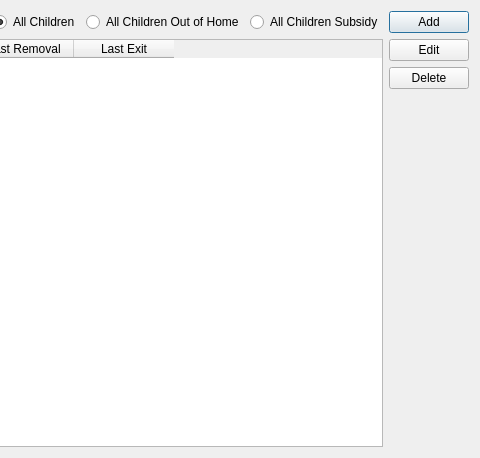
First picture: the form in ui/ui_child_dialog.ui, repository zstamper/AFCARS-AXE, before the edit; both pictures show x 538 to 1018 and y 0 to 458 of the 1018 by 458 pixel window.
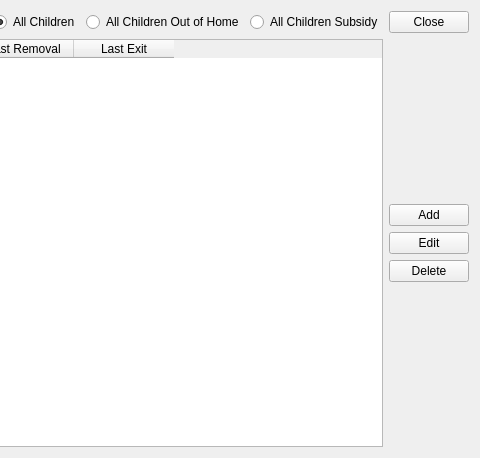
Second picture: the form after the edit.

```diff
--- a/ui/ui_child_dialog.ui
+++ b/ui/ui_child_dialog.ui
@@ -23,7 +23,7 @@
   </property>
   <layout class="QHBoxLayout" name="horizontalLayout_4">
    <item>
-    <layout class="QVBoxLayout" name="verticalLayout_2">
+    <layout class="QVBoxLayout" name="verticalLayout">
      <item>
       <layout class="QHBoxLayout" name="horizontalLayout_3">
        <item>
@@ -168,12 +168,38 @@
     </layout>
    </item>
    <item>
-    <layout class="QVBoxLayout" name="verticalLayout">
+    <layout class="QVBoxLayout" name="verticalLayout_2">
+     <item>
+      <widget class="QPushButton" name="close_button">
+       <property name="text">
+        <string>Close</string>
+       </property>
+       <property name="autoDefault">
+        <bool>false</bool>
+       </property>
+      </widget>
+     </item>
+     <item>
+      <spacer name="verticalSpacer">
+       <property name="orientation">
+        <enum>Qt::Vertical</enum>
+       </property>
+       <property name="sizeHint" stdset="0">
+        <size>
+         <width>20</width>
+         <height>40</height>
+        </size>
+       </property>
+      </spacer>
+     </item>
      <item>
       <widget class="QPushButton" name="add_child">
        <property name="text">
         <string>Add</string>
        </property>
+       <property name="autoDefault">
+        <bool>false</bool>
+       </property>
       </widget>
      </item>
      <item>
@@ -181,6 +207,9 @@
        <property name="text">
         <string>Edit</string>
        </property>
+       <property name="autoDefault">
+        <bool>false</bool>
+       </property>
       </widget>
      </item>
      <item>
@@ -188,10 +217,13 @@
        <property name="text">
         <string>Delete</string>
        </property>
+       <property name="autoDefault">
+        <bool>false</bool>
+       </property>
       </widget>
      </item>
      <item>
-      <spacer name="verticalSpacer">
+      <spacer name="verticalSpacer_2">
        <property name="orientation">
         <enum>Qt::Vertical</enum>
        </property>
```
